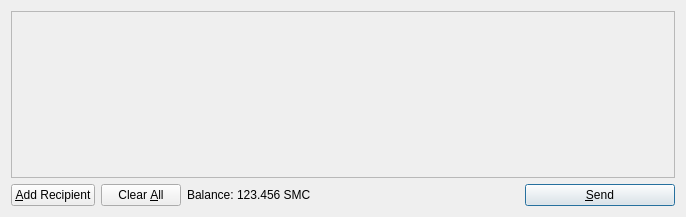
betcoinproject/betcoin, file src/qt/forms/sendcoinsdialog.ui: the form before one commit.
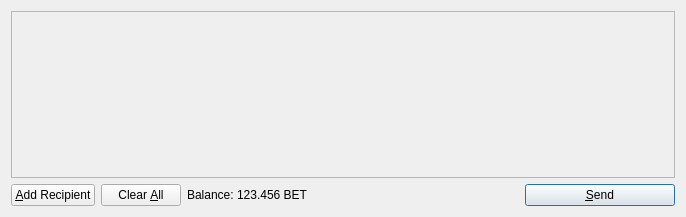
The form after the commit. Icons and pictures are not drawn.

```diff
--- a/src/qt/forms/sendcoinsdialog.ui
+++ b/src/qt/forms/sendcoinsdialog.ui
@@ -119,7 +119,7 @@
           <cursorShape>IBeamCursor</cursorShape>
          </property>
          <property name="text">
-          <string>123.456 SMC</string>
+          <string>123.456 BET</string>
          </property>
          <property name="textInteractionFlags">
           <set>Qt::LinksAccessibleByMouse|Qt::TextSelectableByKeyboard|Qt::TextSelectableByMouse</set>
```
